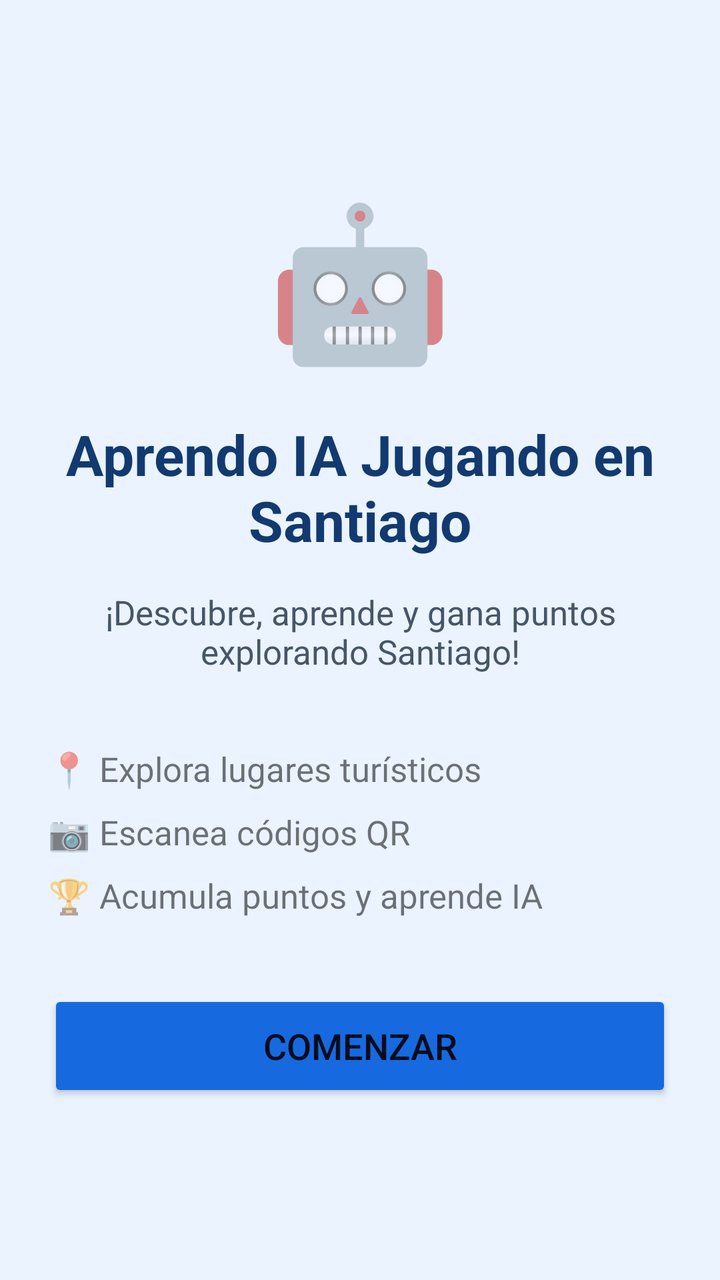
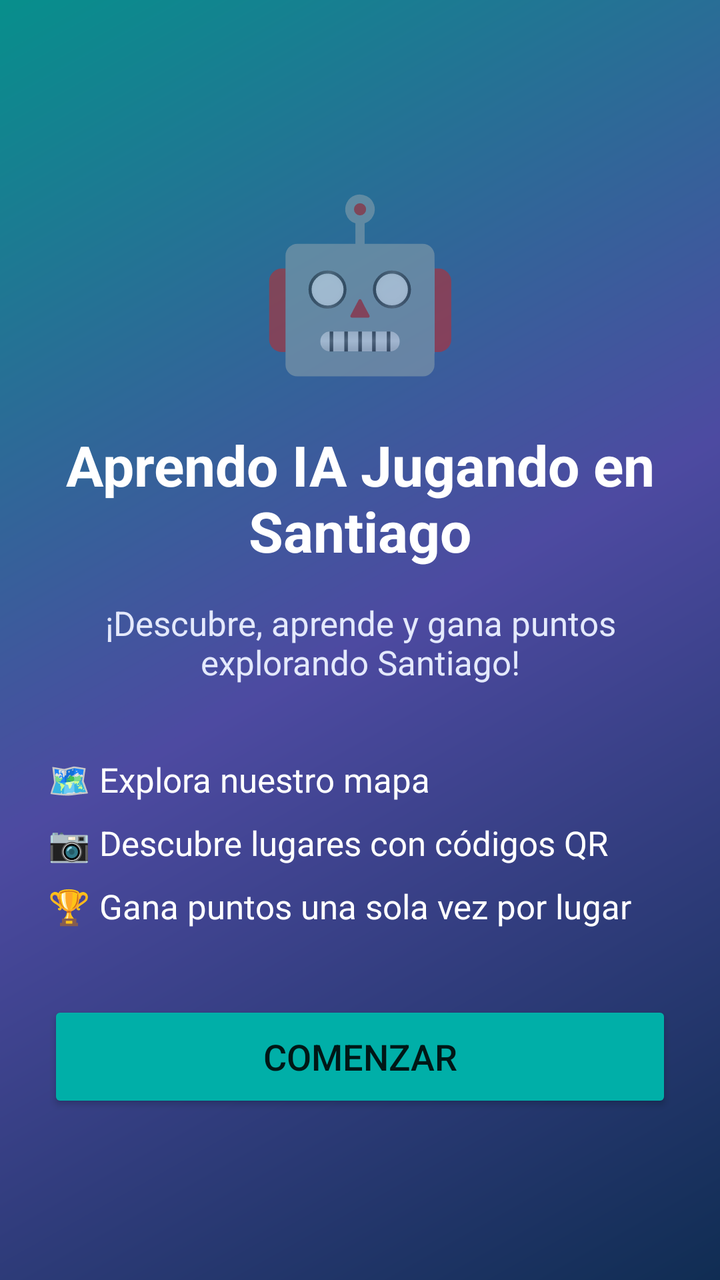

Screens rendered from an Android XML layout before and after an edit, with the pre-edit source and the edit as a unified diff.
<!-- AndroidManifest.xml: application theme Theme.AppCompat.DayNight.NoActionBar -->
<!-- res/layout/activity_main.xml -->
<?xml version="1.0" encoding="utf-8"?>
<LinearLayout
    xmlns:android="http://schemas.android.com/apk/res/android"
    android:layout_width="match_parent"
    android:layout_height="match_parent"
    android:orientation="vertical"
    android:gravity="center"
    android:padding="24dp"
    android:background="#EAF3FF">

    <TextView
        android:layout_width="match_parent"
        android:layout_height="wrap_content"
        android:text="🤖"
        android:textSize="75sp"
        android:gravity="center" />

    <TextView
        android:id="@+id/txtTitulo"
        android:layout_width="match_parent"
        android:layout_height="wrap_content"
        android:text="Aprendo IA Jugando en Santiago"
        android:textSize="28sp"
        android:textStyle="bold"
        android:textColor="#123A70"
        android:gravity="center"
        android:layout_marginTop="20dp" />

    <TextView
        android:layout_width="match_parent"
        android:layout_height="wrap_content"
        android:text="¡Descubre, aprende y gana puntos explorando Santiago!"
        android:textSize="17sp"
        android:textColor="#475569"
        android:gravity="center"
        android:layout_marginTop="16dp" />

    <TextView
        android:layout_width="match_parent"
        android:layout_height="wrap_content"
        android:text="📍 Explora lugares turísticos&#10;📷 Escanea códigos QR&#10;🏆 Acumula puntos y aprende IA"
        android:textSize="17sp"
        android:lineSpacingExtra="12dp"
        android:layout_marginTop="36dp"
        android:layout_marginBottom="36dp" />

    <Button
        android:id="@+id/btnComenzar"
        android:layout_width="match_parent"
        android:layout_height="56dp"
        android:text="Comenzar"
        android:textSize="18sp"
        android:backgroundTint="#1769E0" />

</LinearLayout>
<!-- resources referenced by this layout -->
<resources>

</resources>

<!-- the commit's change to res/layout/activity_main.xml (unified diff, before → after) -->
@@ -6,13 +6,13 @@
     android:orientation="vertical"
     android:gravity="center"
     android:padding="24dp"
-    android:background="#EAF3FF">
+    android:background="@drawable/bg_welcome_gradient">
 
     <TextView
         android:layout_width="match_parent"
         android:layout_height="wrap_content"
         android:text="🤖"
-        android:textSize="75sp"
+        android:textSize="83sp"
         android:gravity="center" />
 
     <TextView
@@ -22,7 +22,7 @@
         android:text="Aprendo IA Jugando en Santiago"
         android:textSize="28sp"
         android:textStyle="bold"
-        android:textColor="#123A70"
+        android:textColor="#FFFFFF"
         android:gravity="center"
         android:layout_marginTop="20dp" />
 
@@ -31,14 +31,15 @@
         android:layout_height="wrap_content"
         android:text="¡Descubre, aprende y gana puntos explorando Santiago!"
         android:textSize="17sp"
-        android:textColor="#475569"
+        android:textColor="#E4E9FC"
         android:gravity="center"
         android:layout_marginTop="16dp" />
 
     <TextView
         android:layout_width="match_parent"
         android:layout_height="wrap_content"
-        android:text="📍 Explora lugares turísticos&#10;📷 Escanea códigos QR&#10;🏆 Acumula puntos y aprende IA"
+        android:text="🗺️ Explora nuestro mapa&#10;📷 Descubre lugares con códigos QR&#10;🏆 Gana puntos una sola vez por lugar"
+        android:textColor="#FFFFFF"
         android:textSize="17sp"
         android:lineSpacingExtra="12dp"
         android:layout_marginTop="36dp"
@@ -50,6 +51,6 @@
         android:layout_height="56dp"
         android:text="Comenzar"
         android:textSize="18sp"
-        android:backgroundTint="#1769E0" />
+        android:backgroundTint="#00AFA8" />
 
 </LinearLayout>
<!-- resource entries referenced after the edit -->
@@ -1,5 +1,10 @@
 <!-- resources referenced by this layout -->
 <resources>
-
+  <!-- drawable bg_welcome_gradient (drawable) -->
+  <?xml version="1.0" encoding="utf-8"?>
+  <shape xmlns:android="http://schemas.android.com/apk/res/android">
+      <gradient android:angle="135" android:startColor="#102D53"
+          android:centerColor="#4D4AA1" android:endColor="#078F8C"/>
+  </shape>
 </resources>
 
